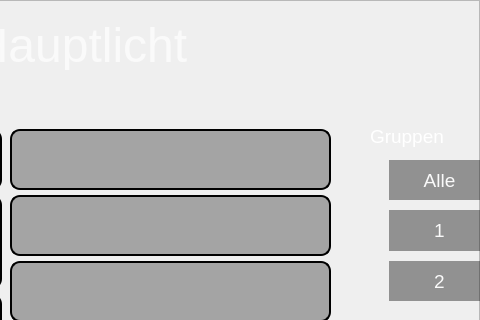
First picture: the form in Programme/ControlPanel-3-0/ui/einstellung_hauptlicht.ui, repository mvu/jugendprojekt, before the edit; both pictures show x 320 to 800 and y 0 to 320 of the 800 by 480 pixel window.
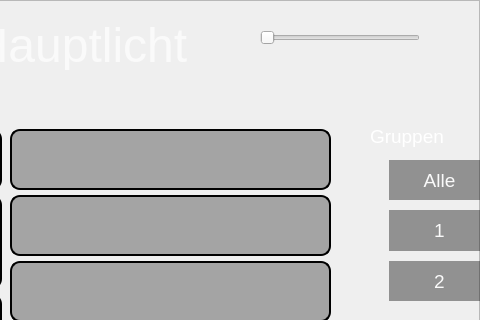
Second picture: the form after the edit. Icons and pictures are not drawn.

Commit message: Software-Slider in hauptlicht integriert. An/Aus-Knop arbeitet noch nicht

What changed in the file:
```diff
--- a/Programme/ControlPanel-3-0/ui/einstellung_hauptlicht.ui
+++ b/Programme/ControlPanel-3-0/ui/einstellung_hauptlicht.ui
@@ -549,6 +549,19 @@
     <bool>true</bool>
    </property>
   </widget>
+  <widget class="QSlider" name="Slider">
+   <property name="geometry">
+    <rect>
+     <x>580</x>
+     <y>30</y>
+     <width>160</width>
+     <height>16</height>
+    </rect>
+   </property>
+   <property name="orientation">
+    <enum>Qt::Horizontal</enum>
+   </property>
+  </widget>
   <zorder>frame_background</zorder>
   <zorder>frame_grundriss</zorder>
   <zorder>pushButton_6</zorder>
```
Left out of the diff: 1 changed line with no effect on the pictures. The commit also changes 2 other files.
